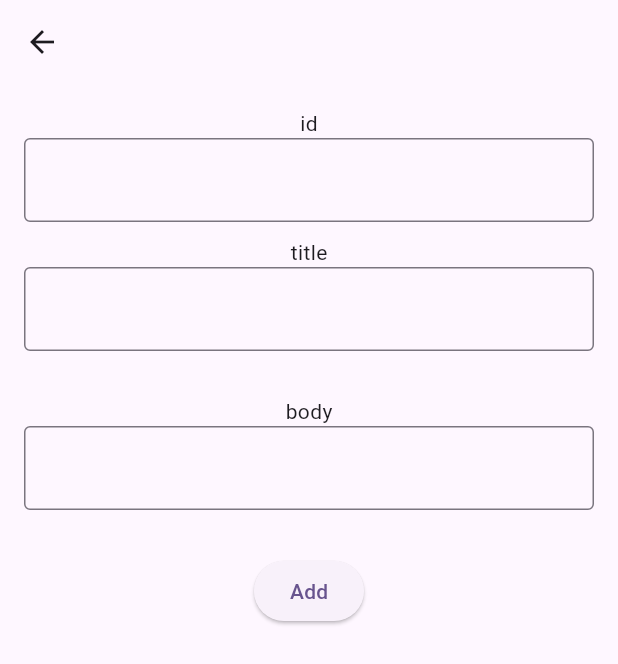
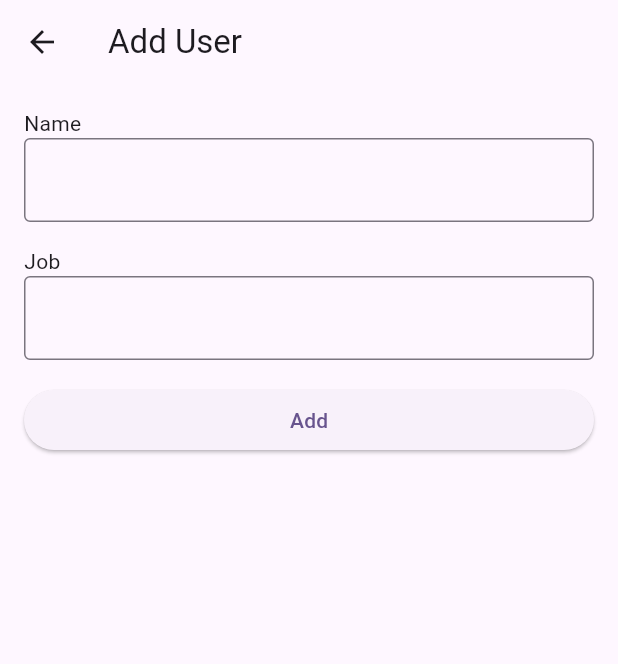
Before and after one commit to alamrulam/Tugas, a Flutter app: the screen it shows after launch, after a tap on the "add" icon, on a phone screen of 412 x 824 dp. Shown: the top 664 px of the screen. Run offline on Flutter 3.47's test engine with Material 3 defaults, Android fonts, the phone set to English and light mode, and no system bars; network calls fail.

Commit message:
memenampilkan detail pengguna

```diff
--- a/lib/add_list.dart
+++ b/lib/add_list.dart
@@ -1,86 +1,105 @@
-// ignore_for_file: unused_import
-
 import 'dart:convert';
-
+// ignore: unused_import
 import 'package:api/modela.dart';
 import 'package:flutter/material.dart';
 import 'package:http/http.dart' as http;
-
-class AddListPage extends StatefulWidget {
-  const AddListPage({super.key});
+class AddUserPage extends StatefulWidget {
+  const AddUserPage({Key? key}) : super(key: key);
 
   @override
-  State<AddListPage> createState() => _AddListPageState();
+  _AddUserPageState createState() => _AddUserPageState();
 }
 
-class _AddListPageState extends State<AddListPage> {
-  TextEditingController titleController = TextEditingController();
-  TextEditingController bodyController = TextEditingController();
-  TextEditingController idController = TextEditingController();
+class _AddUserPageState extends State<AddUserPage> {
+  final TextEditingController nameController = TextEditingController();
+  final TextEditingController jobController = TextEditingController();
 
-  Future<void> addList(int id, String title, String body) async {
-    var api = "https://jsonplaceholder.typicode.com/posts";
+  Future<void> addUser(String name, String job) async {
+    var apiUrl = Uri.parse('https://reqres.in/api/users');
 
-    final response = await http.post(Uri.parse(api),
-        body: json.encode(
-          {
-            "title": title,
-            "body": body,
-            "userid": id,
+    var response = await http.post(
+      apiUrl,
+      body: json.encode({
+        'name': name,
+        'job': job,
+      }),
+      headers: {
+        'Content-Type': 'application/json',
+      },
+    );
+
+    if (response.statusCode == 201) {
+      var responseData = json.decode(response.body);
+      showDialog(
+        context: context,
+        builder: (BuildContext context) => AlertDialog(
+          title: Text('Success'),
+          content: Text('User added successfully with ID: ${responseData['id']}'),
+          actions: <Widget>[
+            TextButton(
+              child: Text('OK'),
+              onPressed: () {
+                Navigator.of(context).pop();
               },
             ),
-        headers: {"Content-type": 'application/json; charset=Utf-8'});
-
-    if (response.statusCode >= 200) {
-      print(response.body);
+          ],
+        ),
+      );
     } else {
-      print("Error");
+      showDialog(
+        context: context,
+        builder: (BuildContext context) => AlertDialog(
+          title: Text('Error'),
+          content: Text('Failed to add user. Please try again later.'),
+          actions: <Widget>[
+            TextButton(
+              child: Text('OK'),
+              onPressed: () {
+                Navigator.of(context).pop();
+              },
+            ),
+          ],
+        ),
+      );
     }
   }
 
   @override
   Widget build(BuildContext context) {
     return Scaffold(
-        appBar: AppBar(),
+      appBar: AppBar(
+        title: Text('Add User'),
+      ),
       body: Padding(
         padding: EdgeInsets.all(16),
         child: Column(
+          crossAxisAlignment: CrossAxisAlignment.stretch,
           children: [
-              Text("id"),
+            Text('Name'),
             TextFormField(
-                controller: idController,
-                keyboardType: TextInputType.number,
-                decoration: InputDecoration(border: OutlineInputBorder()),
+              controller: nameController,
+              decoration: InputDecoration(
+                border: OutlineInputBorder(),
               ),
-              SizedBox(height: 10),
-              Text("title"),
+            ),
+            SizedBox(height: 16),
+            Text('Job'),
             TextFormField(
-                controller: titleController,
-                keyboardType: TextInputType.number,
-                decoration: InputDecoration(border: OutlineInputBorder()),
+              controller: jobController,
+              decoration: InputDecoration(
+                border: OutlineInputBorder(),
               ),
-              SizedBox(height: 30),
-              Text("body"),
-              TextFormField(
-                controller: bodyController,
-                keyboardType: TextInputType.number,
-                decoration: InputDecoration(border: OutlineInputBorder()),
             ),
-              SizedBox(height: 30),
-              Center(
-                child: ElevatedButton(
+            SizedBox(height: 16),
+            ElevatedButton(
               onPressed: () {
-                    addList(
-                      int.parse(idController.text),
-                      titleController.text,
-                      bodyController.text,
-                    );
+                addUser(nameController.text, jobController.text);
               },
-                  child: Text("Add"),
+              child: Text('Add'),
             ),
-              )
           ],
         ),
-        ));
+      ),
+    );
   }
 }
--- a/lib/main.dart
+++ b/lib/main.dart
@@ -1,28 +1,11 @@
+// lib/main.dart
+
 import 'dart:convert';
-
 import 'package:api/add_list.dart';
+import 'package:api/modela.dart';
+import 'package:api/user_detail.dart'; // Import halaman detail
 import 'package:flutter/material.dart';
 import 'package:http/http.dart' as http;
-
-class Post {
-  Post({
-    required this.userId,
-    required this.title,
-    required this.body,
-  });
-
-  final int userId;
-  final String title;
-  final String body;
-
-  factory Post.fromJson(Map<String, dynamic> json) {
-    return Post(
-      userId: json['userId'],
-      title: json['title'],
-      body: json['body'],
-    );
-  }
-}
 
 void main() {
   runApp(const MyApp());
@@ -39,7 +22,7 @@ class MyApp extends StatelessWidget {
         colorScheme: ColorScheme.fromSeed(seedColor: Colors.deepPurple),
         useMaterial3: true,
       ),
-      home: HomePage(),
+      home: const HomePage(),
     );
   }
 }
@@ -52,78 +35,74 @@ class HomePage extends StatefulWidget {
 }
 
 class _HomePageState extends State<HomePage> {
-  Future<List<Post>> feachDataAPI() async {
-    var api = "https://jsonplaceholder.typicode.com/posts";
-    final respone = await http.get(Uri.parse(api));
+  late Future<UserResponse> futureUsers;
 
-    if (respone.statusCode == 200) {
-      var data = json.decode(respone.body);
+  Future<UserResponse> fetchUsers() async {
+    var api = "https://reqres.in/api/users?page=2";
+    final response = await http.get(Uri.parse(api));
 
-      return List.generate(data.length, (index) {
-        return Post.fromJson(data[index]);
-      } );
+    if (response.statusCode == 200) {
+      var data = json.decode(response.body);
+      return UserResponse.fromJson(data);
     } else {
-      throw Exception("Error");
+      throw Exception("Failed to load users");
     }
   }
 
   @override
   void initState() {
-    feachDataAPI();
     super.initState();
+    futureUsers = fetchUsers();
   }
 
   @override
   Widget build(BuildContext context) {
     return Scaffold(
-      body: FutureBuilder<List<Post>>(
-        future: feachDataAPI(),
+      appBar: AppBar(title: const Text("User List")),
+      body: FutureBuilder<UserResponse>(
+        future: futureUsers,
         builder: (context, snapshot) {
-          if (snapshot.connectionState != ConnectionState.done) {
-            return Center(
-              child: CircularProgressIndicator(),
-            );
+          if (snapshot.connectionState == ConnectionState.waiting) {
+            return const Center(child: CircularProgressIndicator());
+          } else if (snapshot.hasError) {
+            return Center(child: Text("Error: ${snapshot.error}"));
           } else if (snapshot.hasData) {
-            final data = snapshot.data;
-
             return ListView.builder(
-              itemCount: data!.length,
+              itemCount: snapshot.data!.data.length,
               itemBuilder: (context, index) {
-                var item = data[index];
-
+                var user = snapshot.data!.data[index];
                 return Card(
                   child: ListTile(
-                    leading: Text("${item.userId}"),
-                    title: Text(item.title),
-                    subtitle: Text(item.title),
+                    leading: CircleAvatar(
+                      backgroundImage: NetworkImage(user.avatar),
+                    ),
+                    title: Text("${user.firstName} ${user.lastName}"),
+                    subtitle: Text(user.email),
+                    onTap: () {
+                      Navigator.push(
+                        context,
+                        MaterialPageRoute(
+                          builder: (context) => UserDetailPage(userId: user.id),
+                        ),
+                      );
+                    },
                   ),
                 );
               },
             );
-            // return Center(
-            //   child: Card(
-            //     child: ListTile(
-            //       leading: Text("${item.userId}"),
-            //       title: Text(snapshot.data!.title),
-            //       subtitle: Text(snapshot.data!.title),
-            //     ),
-            //   ),
-            // );
-          } else if (snapshot.hasError) {
-            return Center(child: Text("${snapshot.error}"));
           } else {
-            return Text("");
+            return const Center(child: Text("No data found"));
           }
         },
       ),
       floatingActionButton: FloatingActionButton(
         onPressed: () {
           Navigator.push(
-            context,MaterialPageRoute(builder: (context) => AddListPage(),
-            ),
+            context,
+            MaterialPageRoute(builder: (context) => const AddUserPage()),
           );
         },
-        child: Icon(Icons.add),
+        child: const Icon(Icons.add),
       ),
     );
   }
--- a/lib/modela.dart
+++ b/lib/modela.dart
@@ -1,20 +1,78 @@
-class Post {
-  Post({
-    required this.userId,
-    required this.title,
-    required this.body,
+// lib/model.dart
 
+class User {
+  User({
+    required this.id,
+    required this.email,
+    required this.firstName,
+    required this.lastName,
+    required this.avatar,
   });
 
-   final int userId;
-   final String title;
-   final String body;
+  final int id;
+  final String email;
+  final String firstName;
+  final String lastName;
+  final String avatar;
 
-   factory Post.fromjson(Map<String, dynamic> json) {
-    return Post(
-      userId: json['userId'],
-      title: json['title'],
-      body: json['body'],
-      );
-   }
+  factory User.fromJson(Map<String, dynamic> json) {
+    return User(
+      id: json['id'],
+      email: json['email'],
+      firstName: json['first_name'],
+      lastName: json['last_name'],
+      avatar: json['avatar'],
+    );
+  }
 }
+
+class UserResponse {
+  UserResponse({
+    required this.page,
+    required this.perPage,
+    required this.total,
+    required this.totalPages,
+    required this.data,
+    required this.support,
+  });
+
+  final int page;
+  final int perPage;
+  final int total;
+  final int totalPages;
+  final List<User> data;
+  final Support support;
+
+  factory UserResponse.fromJson(Map<String, dynamic> json) {
+    var dataList = json['data'] as List;
+    List<User> userList = dataList.map((user) => User.fromJson(user)).toList();
+
+    return UserResponse(
+      page: json['page'],
+      perPage: json['per_page'],
+      total: json['total'],
+      totalPages: json['total_pages'],
+      data: userList,
+      support: Support.fromJson(json['support']),
+    );
+  }
+}
+
+class Support {
+  Support({
+    required this.url,
+    required this.text,
+  });
+
+  final String url;
+  final String text;
+
+  factory Support.fromJson(Map<String, dynamic> json) {
+    return Support(
+      url: json['url'],
+      text: json['text'],
+    );
+  }
+}
+
+// lib/model.dart
```
Also changed, not shown: lib/user_detail.dart (added, +78 -0 lines). Lines whose indentation alone changed are shown as unchanged.
